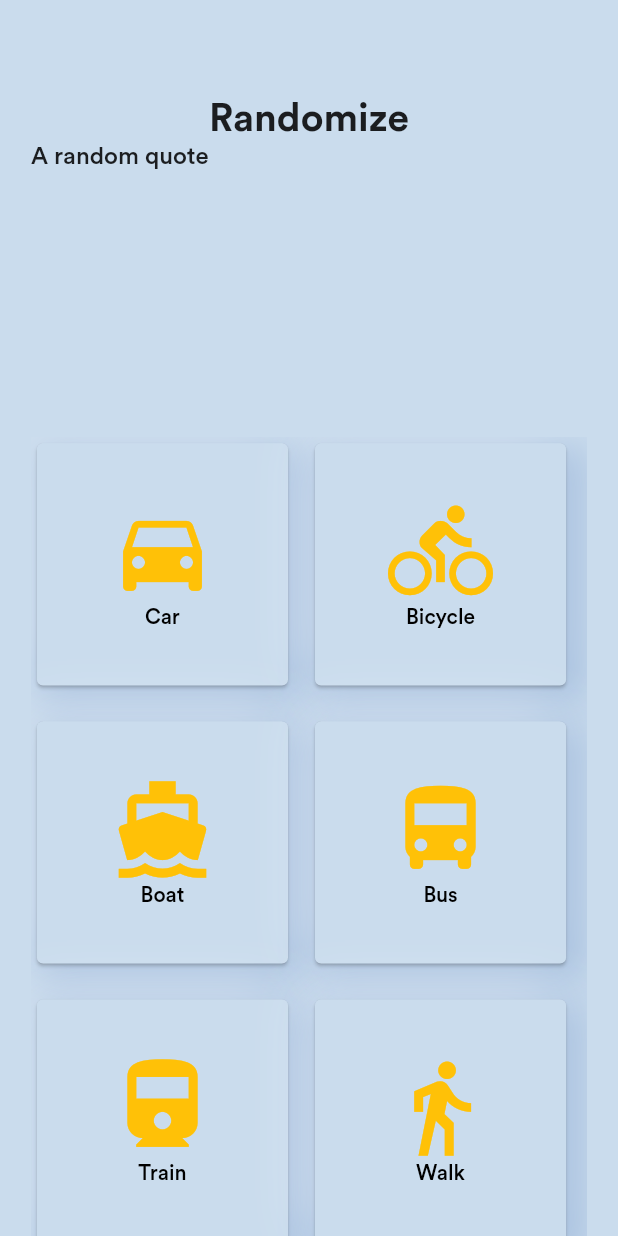
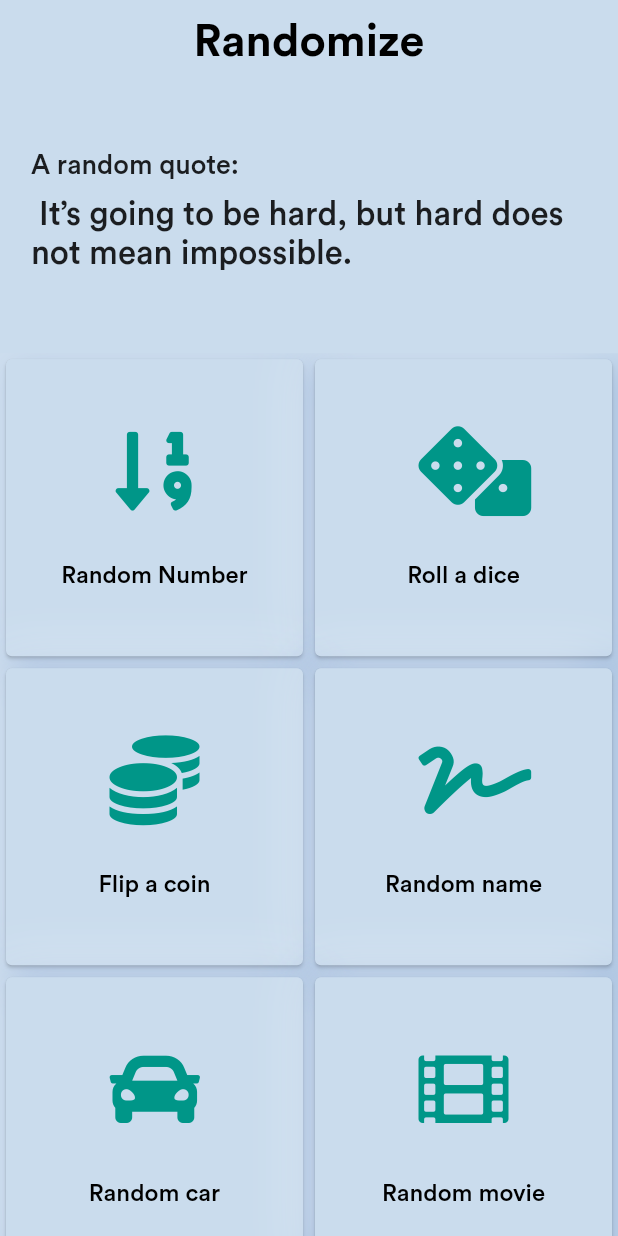
Before and after one commit to AniketSindhu/randomize, a Flutter app: the screen it shows after launch, on a phone screen of 412 x 824 dp. Run offline on Flutter 3.47's test engine with Material 2 defaults, Android fonts, the phone set to English and light mode, and no system bars; our stand-ins replace flutter_icons.

Commit message:
dice and random number added with ui improvements

```diff
--- a/lib/card.dart
+++ b/lib/card.dart
@@ -1,23 +1,47 @@
+
 import 'package:flutter/material.dart';
 import 'package:randomize/config/colors.dart';
 import 'cardName.dart';
+import 'methods.dart';
 
-
-class card extends StatelessWidget {
+class card extends StatefulWidget {
   const card({Key key, this.choice}) : super(key: key);
   final Choice choice;
   @override
+  _cardState createState() => _cardState();
+}
+
+class _cardState extends State<card> {
+
+  detectTap(Choice choice,BuildContext context){
+    switch (choice.title) {
+      case "Random Number":randomNumber(context);
+        break;
+      case "Roll a dice":dice(context);
+        break;
+      default:
+    }
+  }
+
+  @override
   Widget build(BuildContext context) {
-    return Container(
+    return InkWell(
+      onTap: ()=>{detectTap(widget.choice,context)},
+      child: Container(
         decoration: BoxDecoration(boxShadow: AppColors.neumorpShadow),
         child: Card(
           color: AppColors.primaryWhite,
           child: Center(
             child:Column(mainAxisAlignment: MainAxisAlignment.center,
               children: <Widget>[
-            Icon(choice.icon,size: 70,color:Colors.amber,),
-            Text(choice.title,style: TextStyle(color:Colors.black,fontWeight:FontWeight.w500),)
-          ],)
+                widget.choice.icon,
+                Padding(
+                  padding: const EdgeInsets.only(top:30),
+                  child: Text(widget.choice.title,style: TextStyle(color:Colors.black,fontWeight:FontWeight.w500,fontSize:16),),
+                )
+              ],
+            )
+          ),
         ),
       ),
     );
--- a/lib/cardName.dart
+++ b/lib/cardName.dart
@@ -1,45 +1,27 @@
 import 'package:flutter/material.dart';
+import 'package:flutter_icons/flutter_icons.dart';
 
   class Choice {
     const Choice({this.title, this.icon});
 
     final String title;
 
-    final IconData icon;
+    final Icon icon;
   }
 
   const List<Choice> choices = const [
-    const Choice(title: 'Car', icon: Icons.directions_car),
-    const Choice(title: 'Bicycle', icon: Icons.directions_bike),
-    const Choice(title: 'Boat', icon: Icons.directions_boat),
-    const Choice(title: 'Bus', icon: Icons.directions_bus),
-    const Choice(title: 'Train', icon: Icons.directions_railway),
-    const Choice(title: 'Walk', icon: Icons.directions_walk),
-    const Choice(title: 'Car', icon: Icons.directions_car),
-    const Choice(title: 'Bicycle', icon: Icons.drafts),
-    const Choice(title: 'Boat', icon: Icons.dvr),
-    const Choice(title: 'Bus', icon: Icons.copyright),
-    const Choice(title: 'Train', icon: Icons.cloud_off),
-    const Choice(title: 'Car', icon: Icons.directions_car),
-    const Choice(title: 'Bicycle', icon: Icons.directions_bike),
-    const Choice(title: 'Boat', icon: Icons.directions_boat),
-    const Choice(title: 'Bus', icon: Icons.directions_bus),
-    const Choice(title: 'Train', icon: Icons.directions_railway),
-    const Choice(title: 'Walk', icon: Icons.directions_walk),
-    const Choice(title: 'Car', icon: Icons.directions_car),
-    const Choice(title: 'Bicycle', icon: Icons.drafts),
-    const Choice(title: 'Boat', icon: Icons.dvr),
-    const Choice(title: 'Bus', icon: Icons.copyright),
-    const Choice(title: 'Train', icon: Icons.cloud_off),
-    const Choice(title: 'Car', icon: Icons.directions_car),
-    const Choice(title: 'Bicycle', icon: Icons.directions_bike),
-    const Choice(title: 'Boat', icon: Icons.directions_boat),
-    const Choice(title: 'Bus', icon: Icons.directions_bus),
-    const Choice(title: 'Train', icon: Icons.directions_railway),
-    const Choice(title: 'Walk', icon: Icons.directions_walk),
-    const Choice(title: 'Car', icon: Icons.directions_car),
-    const Choice(title: 'Bicycle', icon: Icons.drafts),
-    const Choice(title: 'Boat', icon: Icons.dvr),
-    const Choice(title: 'Bus', icon: Icons.copyright),
-    const Choice(title: 'Train', icon: Icons.cloud_off),
+    const Choice(title: 'Random Number', icon: Icon(FlutterIcons.sort_numeric_down_faw5s,color: Colors.teal,size: 60,)),
+    const Choice(title: 'Roll a dice', icon: Icon(FlutterIcons.dice_faw5s,color: Colors.teal,size: 60,)),
+    const Choice(title: 'Flip a coin', icon: Icon(FlutterIcons.coins_faw5s,color: Colors.teal,size: 60,)),
+    const Choice(title: 'Random name', icon: Icon(FlutterIcons.signature_faw5s,color: Colors.teal,size: 60,)),
+    const Choice(title: 'Random car', icon: Icon(FlutterIcons.car_faw5s,color: Colors.teal,size: 60,)),
+    const Choice(title: 'Random movie', icon: Icon(FlutterIcons.film_faw5s,color: Colors.teal,size: 60,)),
+    const Choice(title: 'Random fact', icon: Icon(FlutterIcons.surprise_faw5s,color: Colors.teal,size: 60,)),
+    const Choice(title: 'Random country', icon: Icon(FlutterIcons.globe_faw5s,color: Colors.teal,size: 60,)),
+    const Choice(title: 'Random place', icon: Icon(FlutterIcons.location_arrow_faw5s,color: Colors.teal,size: 60,)),
+    const Choice(title: 'Random date', icon: Icon(FlutterIcons.calendar_day_faw5s,color: Colors.teal,size: 60,)),
+    const Choice(title: 'Random card', icon: Icon(FlutterIcons.cards_playing_outline_mco,color: Colors.teal,size: 60,)),
+    const Choice(title: 'Random game', icon:Icon(FlutterIcons.gamepad_faw5s,color: Colors.teal,size: 60,) ),
+    const Choice(title: 'Random image', icon: Icon(FlutterIcons.image_faw5s,color: Colors.teal,size: 60,)),
+    const Choice(title: 'Random Mobile', icon: Icon(FlutterIcons.mobile_faw5s,color: Colors.teal,size: 60,)),
   ];
--- a/lib/hompePage.dart
+++ b/lib/hompePage.dart
@@ -15,39 +15,46 @@ class _homePageState extends State<homePage> {
     var height=SizeConfig.getHeight(context);
     var width=SizeConfig.getWidth(context);
     return Scaffold(
-      body:Column(
-        children: <Widget>[
-          Container(
+      body:CustomScrollView(
+        slivers: <Widget>[
+          SliverAppBar(
+            backgroundColor: AppColors.primaryWhite,
+            pinned: true,
+            floating: true,
+            expandedHeight: height/3.5,
+            title: Text("Randomize",style:TextStyle(fontWeight:FontWeight.bold,fontSize:30,color: Colors.black)),
+            centerTitle: true,
+            flexibleSpace: FlexibleSpaceBar(
+              background: Container(
                 alignment: Alignment.center,
-            height: height/5,
-            margin: EdgeInsets.symmetric(horizontal:width/20,vertical: height/13),
+                margin: EdgeInsets.only(left:width/20,right:width/20,top: height/9.6),
                 child: Column(
                   children: <Widget>[
-                Text("Randomize",style:TextStyle(fontWeight:FontWeight.bold,fontSize:26)),
-                Align(
+                    Padding(
+                      padding: const EdgeInsets.only(top:14),
+                      child: Align(
                         alignment: Alignment.centerLeft,
-                  child: Text("A random quote",style:TextStyle(fontSize:16)))
+                        child: Text("A random quote:",style:TextStyle(fontSize:18))),
+                    ),
+                    Padding(
+                      padding: const EdgeInsets.only(top:8),
+                      child: Align(
+                        alignment: Alignment.centerLeft,
+                        child: Text(" It’s going to be hard, but hard does not mean impossible.",style:TextStyle(fontSize:22,fontWeight: FontWeight.w500,),textAlign: TextAlign.start)),
+                    )
                   ],
-            ),
-          ),
-          Expanded(
-            child:Container(
-              margin: EdgeInsets.symmetric(horizontal:width/20),
-              child: GridView.count(
-                crossAxisCount: 2,
-                children: List.generate(choices.length,(index){
-                  return Padding(
-                    padding: const EdgeInsets.fromLTRB(0, 0, 10, 16),
-                    child: card(choice: choices[index]),
-                  );
-                  }
-                )
                 ),
               )
             )
-        ],
           ),
-      backgroundColor: AppColors.primaryWhite,
-    );
+          SliverGrid.count(
+            crossAxisCount: 2,
+            children: List.generate(choices.length,(index){
+            return card(choice: choices[index]);
           }
-}
+        )
+      )
+    ]
+  ),
+  backgroundColor: AppColors.primaryWhite,);
+}}
--- a/pubspec.yaml
+++ b/pubspec.yaml
@@ -28,6 +28,7 @@ dependencies:
   # The following adds the Cupertino Icons font to your application.
   # Use with the CupertinoIcons class for iOS style icons.
   cupertino_icons: ^0.1.3
+  flutter_icons: ^1.1.0
 
 dev_dependencies:
   flutter_test:
```
Also changed, not shown: lib/methods.dart (added, +156 -0 lines), pubspec.lock. Lines whose indentation alone changed are shown as unchanged.
